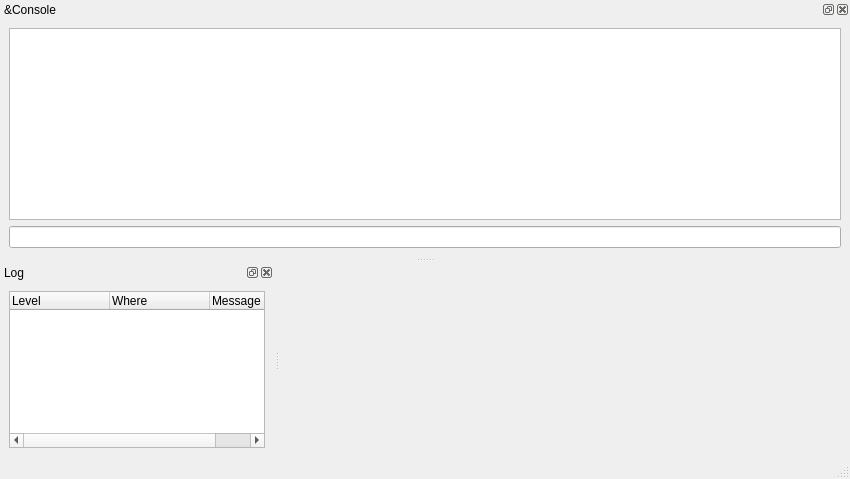
Above: tools/src/console/ui/mainwindow.ui from cyberegoorg/cetech before the change. Below: the same form after it.
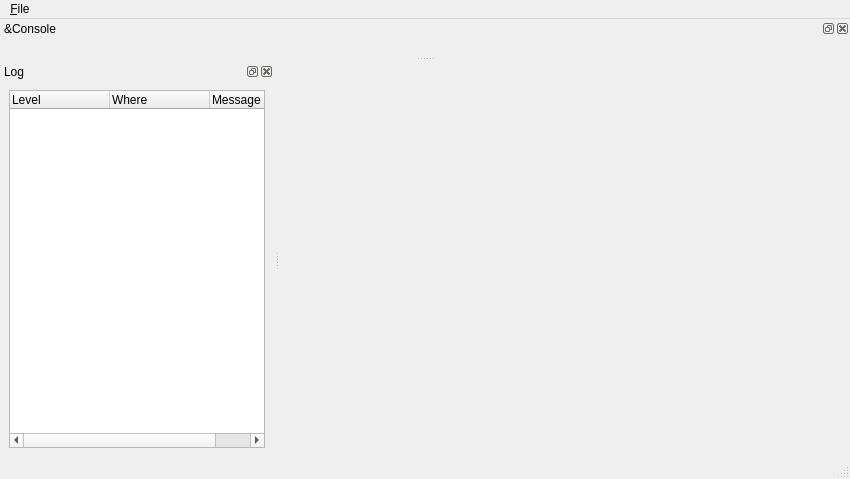
That is the form after the change.

Commit message: console widget

```diff
--- a/tools/src/console/ui/mainwindow.ui
+++ b/tools/src/console/ui/mainwindow.ui
@@ -25,6 +25,13 @@
      <height>21</height>
     </rect>
    </property>
+   <widget class="QMenu" name="menu_File">
+    <property name="title">
+     <string>&amp;File</string>
+    </property>
+    <addaction name="action_Quit"/>
+   </widget>
+   <addaction name="menu_File"/>
   </widget>
   <widget class="QStatusBar" name="statusbar"/>
   <widget class="QDockWidget" name="log_dock">
@@ -81,14 +88,7 @@
     <number>4</number>
    </attribute>
    <widget class="QWidget" name="dockWidgetContents_3">
-    <layout class="QVBoxLayout" name="verticalLayout_2">
-     <item>
-      <widget class="QTextEdit" name="command_log_textedit"/>
-     </item>
-     <item>
-      <widget class="QLineEdit" name="command_lineedit"/>
-     </item>
-    </layout>
+    <layout class="QVBoxLayout" name="verticalLayout_2"/>
    </widget>
   </widget>
  </widget>
```
Left out of the diff: 22 changed lines with no effect on the pictures. The commit also changes 5 other files.
